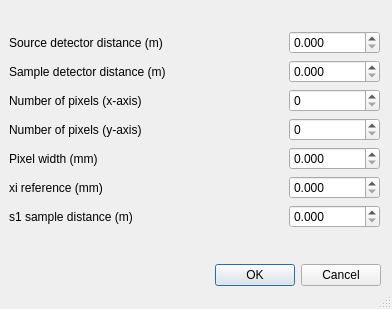
The window that src/refred/interfaces/instrument_settings.ui (neutrons/RefRed) describes before a commit, drawn with Qt 5.
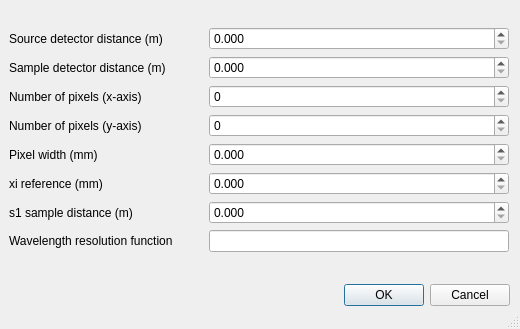
The same window after the commit.

Commit message: Add wavelength_resolution_dLambda_formula InstrumentSetting (#178)

The edit to the form file:
```diff
--- a/src/refred/interfaces/instrument_settings.ui
+++ b/src/refred/interfaces/instrument_settings.ui
@@ -9,8 +9,8 @@
    <rect>
     <x>0</x>
     <y>0</y>
-    <width>392</width>
-    <height>309</height>
+    <width>520</width>
+    <height>329</height>
    </rect>
   </property>
   <property name="windowTitle">
@@ -26,8 +26,8 @@
    <property name="geometry">
     <rect>
      <x>10</x>
-     <y>260</y>
-     <width>371</width>
+     <y>280</y>
+     <width>500</width>
      <height>31</height>
     </rect>
    </property>
@@ -43,8 +43,8 @@
     <rect>
      <x>9</x>
      <y>9</y>
-     <width>371</width>
-     <height>241</height>
+     <width>500</width>
+     <height>261</height>
     </rect>
    </property>
    <layout class="QVBoxLayout" name="verticalLayout">
@@ -256,8 +256,15 @@
         </property>
        </widget>
       </item>
-      <item row="0" column="2">
-       <spacer name="horizontalSpacer">
+    <item row="7" column="0">
+       <widget class="QLabel" name="label_9">
+        <property name="text">
+         <string>Wavelength resolution function</string>
+        </property>
+       </widget>
+      </item>
+     <item row="7" column="2">
+       <spacer name="horizontalSpacer_7">
         <property name="orientation">
          <enum>Qt::Horizontal</enum>
         </property>
@@ -269,6 +276,17 @@
         </property>
        </spacer>
       </item>
+    <item row="7" column="3">
+       <widget class="QLineEdit" name="wavelength_resolution_function">
+         <property name="minimumSize">
+           <size>
+            <width>300</width>
+            <height>0</height>
+           </size>
+         </property>
+       </widget>
+      </item>
+
      </layout>
     </item>
    </layout>
```
The commit also changes 6 other files.
